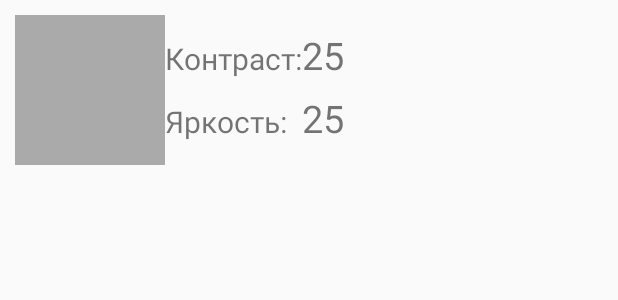
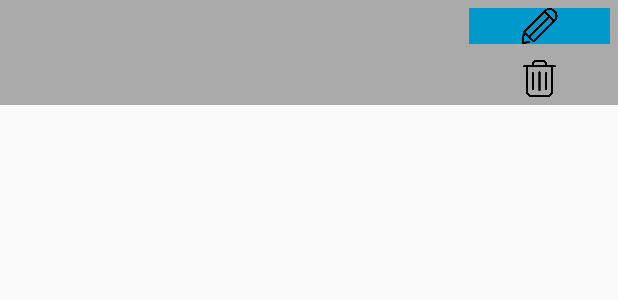
Before and after one commit to Qudropthenia/AndroidBluetoothTest, an Android app: the layout recycler_item.xml on its own in the app's theme, with its tools: preview values and no code run, on a phone screen of 412 x 824 dp. Shown: the top 300 px of the screen. Run offline under Robolectric (Android 15) with nearby library versions, the phone set to English and light mode, and no system bars.

Commit message:
Изменил Recycler item

```diff
--- a/app/src/main/res/layout/recycler_item.xml
+++ b/app/src/main/res/layout/recycler_item.xml
@@ -1,65 +1,106 @@
 <?xml version="1.0" encoding="utf-8"?>
-<androidx.constraintlayout.widget.ConstraintLayout xmlns:android="http://schemas.android.com/apk/res/android"
-    xmlns:app="http://schemas.android.com/apk/res-auto"
-    xmlns:tools="http://schemas.android.com/tools"
+<LinearLayout xmlns:android="http://schemas.android.com/apk/res/android"
     android:layout_width="match_parent"
-    android:layout_height="wrap_content"
-    android:padding="10dp">
+    android:layout_height="70dp"
+    android:layout_marginBottom="3dp"
+    android:orientation="horizontal"
+    android:background="@android:color/darker_gray">
 
     <View
         android:id="@+id/recycler_item__color"
-        android:layout_width="100dp"
-        android:layout_height="100dp"
-        android:background="@android:color/darker_gray"
-        app:layout_constraintStart_toStartOf="parent"
-        app:layout_constraintTop_toTopOf="parent" />
-
-    <TextView
-        android:id="@+id/recycler_item__label_contrast"
         android:layout_width="0dp"
         android:layout_height="wrap_content"
-        android:text="@string/recycler_item__label_contrast"
-        android:textSize="20sp"
-        app:layout_constraintBottom_toTopOf="@+id/recycler_item__label_brightness"
-        app:layout_constraintHorizontal_chainStyle="packed"
-        app:layout_constraintStart_toEndOf="@id/recycler_item__color"
-        app:layout_constraintTop_toTopOf="parent" />
-    <!--    app:layout_constraintEnd_toEndOf="parent"-->
+        android:layout_weight="85" />
 
-    <TextView
-        android:id="@+id/recycler_item__label_brightness"
-        android:layout_width="0dp"
-        android:layout_height="wrap_content"
-        android:text="@string/recycler_item__label_brightness"
-        android:textSize="20sp"
-        app:layout_constraintBottom_toBottomOf="parent"
-        app:layout_constraintStart_toEndOf="@+id/recycler_item__color"
-        app:layout_constraintTop_toBottomOf="@id/recycler_item__label_contrast" />
-    <!--    app:layout_constraintEnd_toEndOf="parent"-->
+    <LinearLayout
+        android:id="@+id/recycler_item__btn_group"
+        android:layout_width="50dp"
+        android:layout_height="match_parent"
+        android:layout_weight="15"
+        android:orientation="vertical">
 
-    <androidx.constraintlayout.widget.Barrier
-        android:id="@+id/recycler_item__barrier"
-        android:layout_width="0dp"
-        android:layout_height="0dp"
-        app:barrierDirection="end"
-        app:constraint_referenced_ids="recycler_item__label_contrast, recycler_item__label_brightness" />
+        <ImageView
+            android:id="@+id/recycler_item__btn_edit"
+            android:layout_width="match_parent"
+            android:layout_height="0dp"
+            android:layout_margin="5dp"
+            android:layout_weight="50"
+            android:src="@drawable/edit"
+            android:background="@android:color/holo_blue_dark"
+            android:onClick="onClick"/>
 
-    <TextView
-        android:id="@+id/recycler_item__contrast_value"
-        android:layout_width="wrap_content"
-        android:layout_height="wrap_content"
-        android:textSize="25sp"
-        app:layout_constraintBaseline_toBaselineOf="@id/recycler_item__label_contrast"
-        app:layout_constraintStart_toEndOf="@id/recycler_item__barrier"
-        tools:text="25" />
+        <ImageView
+            android:id="@+id/recycler_item__btn_delete"
+            android:layout_width="match_parent"
+            android:layout_height="0dp"
+            android:layout_margin="5dp"
+            android:layout_weight="50"
+            android:src="@drawable/garbage"
+            android:onClick="onClick"/>
+    </LinearLayout>
+</LinearLayout>
 
-    <TextView
-        android:id="@+id/recycler_item__brightness_value"
-        android:layout_width="wrap_content"
-        android:layout_height="wrap_content"
-        android:textSize="25sp"
-        app:layout_constraintBaseline_toBaselineOf="@id/recycler_item__label_brightness"
-        app:layout_constraintStart_toEndOf="@id/recycler_item__barrier"
-        tools:text="25" />
+    <!--<androidx.constraintlayout.widget.ConstraintLayout xmlns:android="http://schemas.android.com/apk/res/android"-->
+    <!--    xmlns:app="http://schemas.android.com/apk/res-auto"-->
+    <!--    xmlns:tools="http://schemas.android.com/tools"-->
+    <!--    android:layout_width="match_parent"-->
+    <!--    android:layout_height="wrap_content"-->
+    <!--    android:padding="10dp">-->
 
-</androidx.constraintlayout.widget.ConstraintLayout>
+    <!--    <View-->
+    <!--        android:id="@+id/recycler_item__color"-->
+    <!--        android:layout_width="100dp"-->
+    <!--        android:layout_height="100dp"-->
+    <!--        android:background="@android:color/darker_gray"-->
+    <!--        app:layout_constraintStart_toStartOf="parent"-->
+    <!--        app:layout_constraintTop_toTopOf="parent" />-->
+
+    <!--    <TextView-->
+    <!--        android:id="@+id/recycler_item__label_contrast"-->
+    <!--        android:layout_width="0dp"-->
+    <!--        android:layout_height="wrap_content"-->
+    <!--        android:text="@string/recycler_item__label_contrast"-->
+    <!--        android:textSize="20sp"-->
+    <!--        app:layout_constraintBottom_toTopOf="@+id/recycler_item__label_brightness"-->
+    <!--        app:layout_constraintHorizontal_chainStyle="packed"-->
+    <!--        app:layout_constraintStart_toEndOf="@id/recycler_item__color"-->
+    <!--        app:layout_constraintTop_toTopOf="parent" />-->
+    <!--    &lt;!&ndash;    app:layout_constraintEnd_toEndOf="parent"&ndash;&gt;-->
+
+    <!--    <TextView-->
+    <!--        android:id="@+id/recycler_item__label_brightness"-->
+    <!--        android:layout_width="0dp"-->
+    <!--        android:layout_height="wrap_content"-->
+    <!--        android:text="@string/recycler_item__label_brightness"-->
+    <!--        android:textSize="20sp"-->
+    <!--        app:layout_constraintBottom_toBottomOf="parent"-->
+    <!--        app:layout_constraintStart_toEndOf="@+id/recycler_item__color"-->
+    <!--        app:layout_constraintTop_toBottomOf="@id/recycler_item__label_contrast" />-->
+    <!--    &lt;!&ndash;    app:layout_constraintEnd_toEndOf="parent"&ndash;&gt;-->
+
+    <!--    <androidx.constraintlayout.widget.Barrier-->
+    <!--        android:id="@+id/recycler_item__barrier"-->
+    <!--        android:layout_width="0dp"-->
+    <!--        android:layout_height="0dp"-->
+    <!--        app:barrierDirection="end"-->
+    <!--        app:constraint_referenced_ids="recycler_item__label_contrast, recycler_item__label_brightness" />-->
+
+    <!--    <TextView-->
+    <!--        android:id="@+id/recycler_item__contrast_value"-->
+    <!--        android:layout_width="wrap_content"-->
+    <!--        android:layout_height="wrap_content"-->
+    <!--        android:textSize="25sp"-->
+    <!--        app:layout_constraintBaseline_toBaselineOf="@id/recycler_item__label_contrast"-->
+    <!--        app:layout_constraintStart_toEndOf="@id/recycler_item__barrier"-->
+    <!--        tools:text="25" />-->
+
+    <!--    <TextView-->
+    <!--        android:id="@+id/recycler_item__brightness_value"-->
+    <!--        android:layout_width="wrap_content"-->
+    <!--        android:layout_height="wrap_content"-->
+    <!--        android:textSize="25sp"-->
+    <!--        app:layout_constraintBaseline_toBaselineOf="@id/recycler_item__label_brightness"-->
+    <!--        app:layout_constraintStart_toEndOf="@id/recycler_item__barrier"-->
+    <!--        tools:text="25" />-->
+
+    <!--</androidx.constraintlayout.widget.ConstraintLayout>-->
```
Also changed, not shown: app/build.gradle (+6 -1 lines), app/src/main/AndroidManifest.xml (+4 -3 lines), app/src/main/java/ru/qudropthenia/androidbluetoothtest/ui/recycler/RecyclerActivity.java (+47 -13 lines), app/src/main/java/ru/qudropthenia/androidbluetoothtest/ui/recycler/Theme.java (+8 -6 lines), app/src/main/java/ru/qudropthenia/androidbluetoothtest/ui/recycler/ThemeAdapter.java (+13 -12 lines), app/src/main/java/ru/qudropthenia/androidbluetoothtest/ui/theme/ChangeThemeActivity.java (+31 -7 lines), app/src/main/res/drawable/back.png (added), app/src/main/res/drawable/cancel.png (added), app/src/main/res/drawable/edit.png (added), app/src/main/res/drawable/garbage.png (added), app/src/main/res/drawable/house.png (added), app/src/main/res/drawable/next.png (added).
